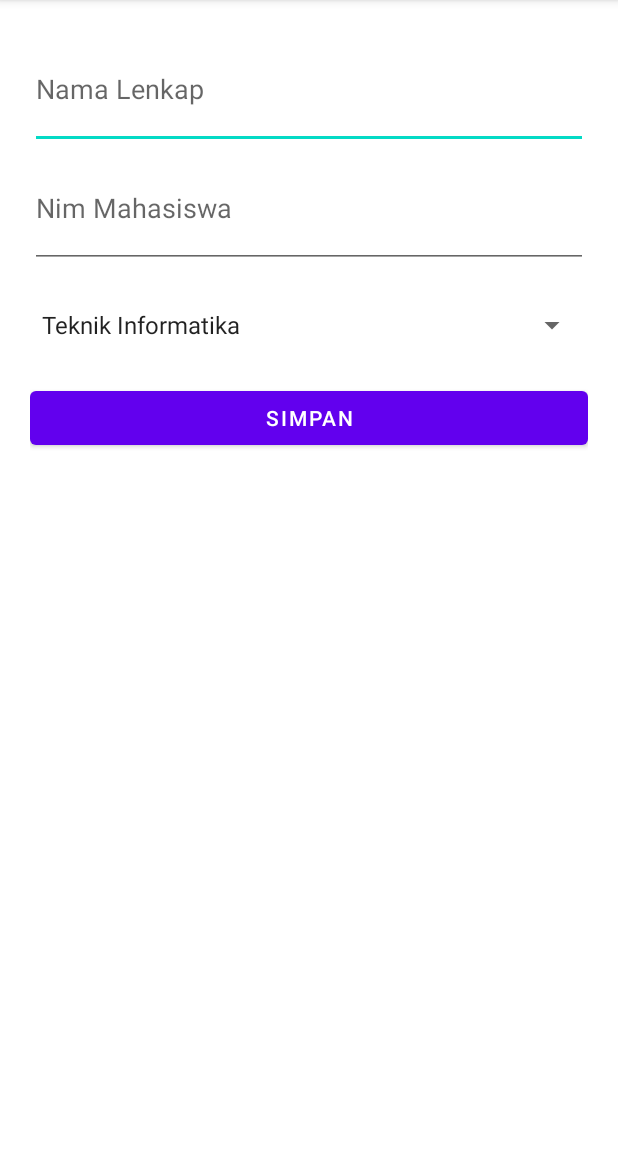
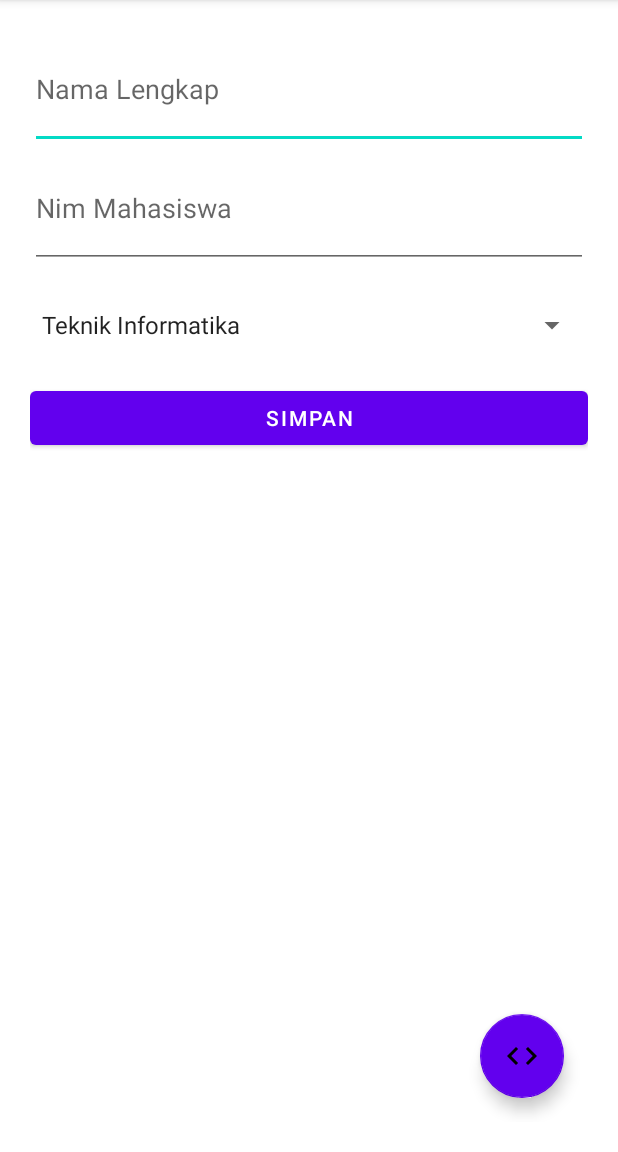
Before and after one commit to noorisan/Android-Studio-Codes-App, an Android app: the SpinnerWidget screen opened directly, with no data from a screen before it, on a phone screen of 412 x 824 dp, the part 84-1236 px from its top. Run offline under Robolectric (Android 15) with nearby library versions, the light colour scheme and no system bars.

Commit message:
PROGRESS 2 Signed-off-by: noorisan <noorisan3@gmail.com>

```diff
--- a/app/build.gradle
+++ b/app/build.gradle
@@ -37,6 +37,8 @@ dependencies {
     implementation 'androidx.cardview:cardview:1.0.0'
     implementation 'de.hdodenhof:circleimageview:3.1.0'
     implementation 'com.github.bumptech.glide:glide:4.11.0'
+    implementation 'androidx.lifecycle:lifecycle-livedata-ktx:2.2.0'
+    implementation 'androidx.lifecycle:lifecycle-viewmodel-ktx:2.2.0'
     testImplementation 'junit:junit:4.+'
     androidTestImplementation 'androidx.test.ext:junit:1.1.2'
     androidTestImplementation 'androidx.test.espresso:espresso-core:3.3.0'
--- a/app/src/main/AndroidManifest.xml
+++ b/app/src/main/AndroidManifest.xml
@@ -9,7 +9,7 @@
         android:roundIcon="@mipmap/asicon"
         android:supportsRtl="true"
         android:theme="@style/Theme.Prototype">
-        <activity android:name=".AutoCompleteWidget"></activity>
+        <activity android:name=".AutoCompleteWidget" />
         <activity android:name=".SpinnerWidget" />
         <activity android:name=".DetailIntentActivityWithData" />
         <activity android:name=".MainActivity">
--- a/app/src/main/java/com/example/prototype/SpinnerWidget.java
+++ b/app/src/main/java/com/example/prototype/SpinnerWidget.java
@@ -5,25 +5,24 @@ import androidx.appcompat.app.AppCompatActivity;
 import android.app.Dialog;
 import android.os.Bundle;
 import android.view.View;
-import android.widget.AdapterView;
-import android.widget.ArrayAdapter;
 import android.widget.Button;
 import android.widget.EditText;
 import android.widget.Spinner;
 import android.widget.TextView;
-import android.widget.Toast;
+
+import com.google.android.material.floatingactionbutton.FloatingActionButton;
 
 public class SpinnerWidget extends AppCompatActivity {
     EditText namapanjang;
     EditText nim;
     Spinner jurusan;
     Button simpan;
-
+    public int[] judul={1,2,3};
     @Override
     protected void onCreate(Bundle savedInstanceState) {
         super.onCreate(savedInstanceState);
         setContentView(R.layout.activity_spinner_widget);
-
+        FloatingActionButton fab =findViewById(R.id.fab_btn);
         namapanjang=(EditText)findViewById(R.id.edt_namapanjang);
         nim=(EditText)findViewById(R.id.edt_nim);
         jurusan=(Spinner)findViewById(R.id.spn_jurusan);
@@ -49,5 +48,12 @@ public class SpinnerWidget extends AppCompatActivity {
                 dialog.show();
             }
         });
+        fab.setOnClickListener(new View.OnClickListener() {
+            @Override
+            public void onClick(View v) {
+
+            }
+        });
     }
+
 }
--- /dev/null
+++ b/app/src/main/res/drawable/ic_baseline_code_24.xml
@@ -0,0 +1,5 @@
+<vector android:height="24dp" android:tint="#FFFFFF"
+    android:viewportHeight="24" android:viewportWidth="24"
+    android:width="24dp" xmlns:android="http://schemas.android.com/apk/res/android">
+    <path android:fillColor="@android:color/white" android:pathData="M9.4,16.6L4.8,12l4.6,-4.6L8,6l-6,6 6,6 1.4,-1.4zM14.6,16.6l4.6,-4.6 -4.6,-4.6L16,6l6,6 -6,6 -1.4,-1.4z"/>
+</vector>
--- a/app/src/main/res/layout/activity_auto_complete_widget.xml
+++ b/app/src/main/res/layout/activity_auto_complete_widget.xml
@@ -4,7 +4,8 @@
     xmlns:tools="http://schemas.android.com/tools"
     android:layout_width="match_parent"
     android:layout_height="match_parent"
-    tools:context=".AutoCompleteWidget">
+    tools:context=".AutoCompleteWidget"
+    android:orientation="vertical">
     <AutoCompleteTextView
         android:layout_width="match_parent"
         android:layout_height="wrap_content"
--- a/app/src/main/res/layout/activity_spinner_widget.xml
+++ b/app/src/main/res/layout/activity_spinner_widget.xml
@@ -11,7 +11,7 @@
         android:id="@+id/edt_namapanjang"
         android:layout_width="match_parent"
         android:layout_height="79dp"
-        android:hint="Nama Lenkap" />
+        android:hint="Nama Lengkap" />
 
     <EditText
         android:id="@+id/edt_nim"
@@ -32,4 +32,20 @@
         android:layout_height="wrap_content"
         android:text="@string/simpan" />
 
+    <androidx.coordinatorlayout.widget.CoordinatorLayout
+        android:layout_width="match_parent"
+        android:layout_height="match_parent">
+        <com.google.android.material.floatingactionbutton.FloatingActionButton
+            android:id="@+id/fab_btn"
+            android:layout_width="wrap_content"
+            android:layout_height="wrap_content"
+            android:layout_gravity="bottom|end"
+            android:layout_margin="16dp"
+            android:elevation="6dp"
+            android:src="@drawable/ic_baseline_code_24"
+            android:visibility="visible"
+            app:backgroundTint="@color/design_default_color_primary"
+            app:fabSize="normal"
+            tools:visibility="visible" />
+    </androidx.coordinatorlayout.widget.CoordinatorLayout>
 </LinearLayout>
--- /dev/null
+++ b/app/src/main/res/values-w820dp/dimens.xml
@@ -0,0 +1,6 @@
+<resources>
+    <!-- Example customization of dimensions originally defined in res/values/dimens.xml
+         (such as screen margins) for screens with more than 820dp of available width. This
+         would include 7" and 10" devices in landscape (~960dp and ~1280dp respectively). -->
+    <dimen name="activity_horizontal_margin">64dp</dimen>
+</resources>
--- a/app/src/main/res/values/strings.xml
+++ b/app/src/main/res/values/strings.xml
@@ -16,4 +16,7 @@
         <item>Teknik Pertambangan</item>
         <item>Teknik Sipil</item>
     </string-array>
+    <string name="title_activity_tab">TabActivity</string>
+    <string name="tab_text_1">Tab 1</string>
+    <string name="tab_text_2">Tab 2</string>
 </resources>
```
Also changed, not shown: app/src/main/res/values/dimens.xml (added, +8 -0 lines), app/src/main/res/values/themes.xml (+9 -0 lines).
